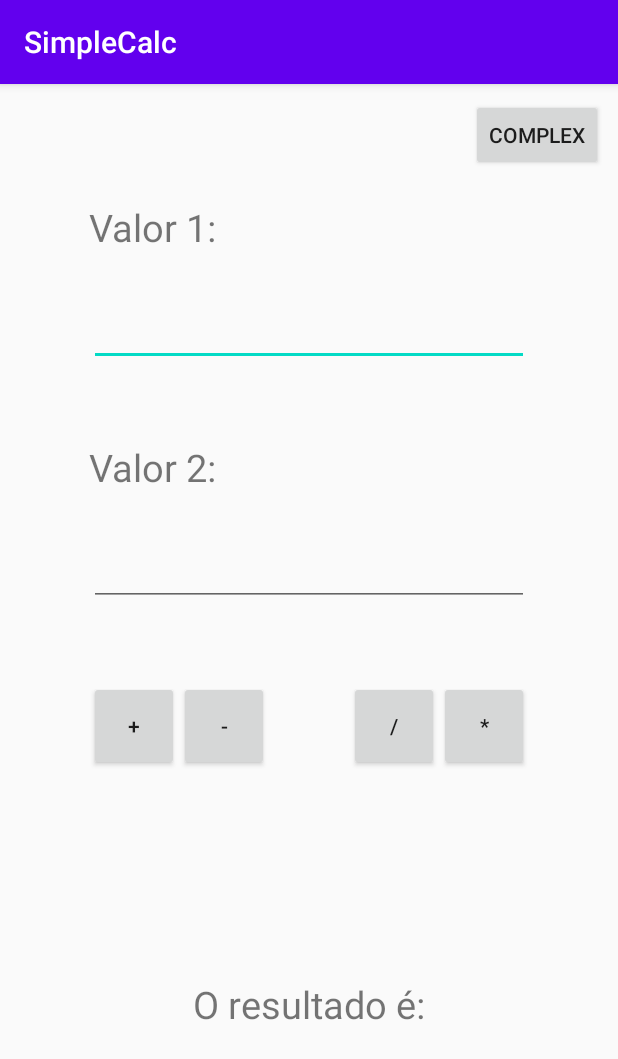
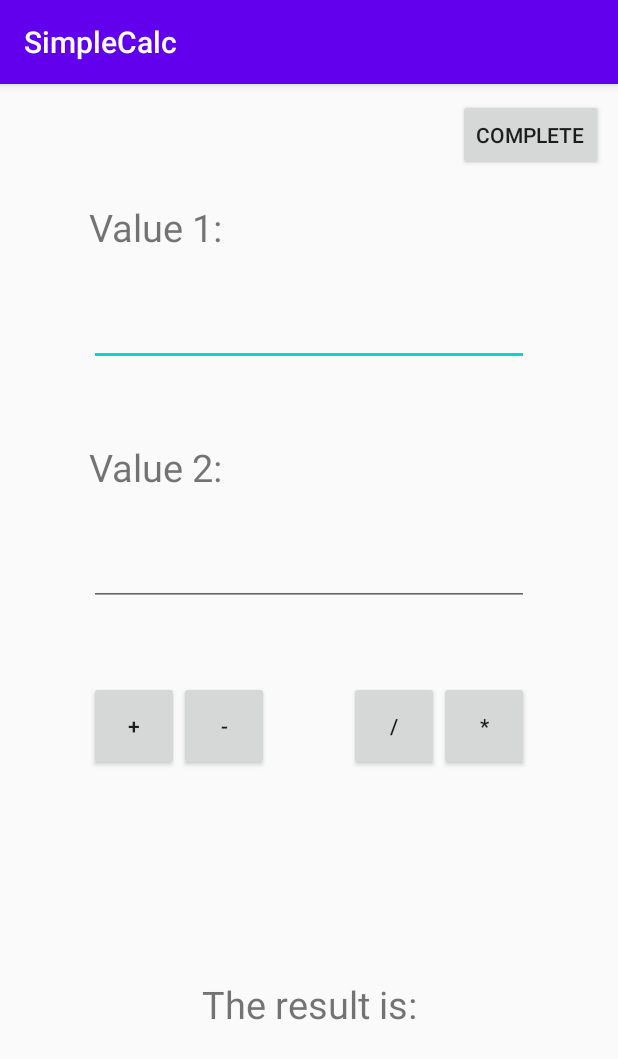
Before and after one commit to ThiagoPereiraUFV/Calculator-Android, an Android app: the screen it shows after launch (MainActivity), on a phone screen of 412 x 824 dp. Shown: the top 1059 px of the screen. Run offline under Robolectric (Android 15) with nearby library versions, the phone set to English and light mode, and no system bars.

Commit message:
Internationalizing app

```diff
--- a/app/src/main/res/layout/activity_complex_calc.xml
+++ b/app/src/main/res/layout/activity_complex_calc.xml
@@ -10,7 +10,7 @@
         android:id="@+id/changeCalc"
         android:layout_width="wrap_content"
         android:layout_height="wrap_content"
-        android:text="Simple"
+        android:text="@string/simpleCalc"
         android:tag="change"
         android:onClick="handleClick"
         app:layout_constraintTop_toTopOf="parent"
--- a/app/src/main/res/layout/activity_main.xml
+++ b/app/src/main/res/layout/activity_main.xml
@@ -10,7 +10,7 @@
         android:id="@+id/changeCalc"
         android:layout_width="wrap_content"
         android:layout_height="wrap_content"
-        android:text="Complex"
+        android:text="@string/completeCalc"
         android:tag="change"
         android:onClick="handleClick"
         app:layout_constraintTop_toTopOf="parent"
--- a/app/src/main/res/values/strings.xml
+++ b/app/src/main/res/values/strings.xml
@@ -1,7 +1,12 @@
 <resources>
-    <string name="app_name">Calculadora</string>
-    <string name="value1">Valor 1:</string>
-    <string name="value2">Valor 2:</string>
-    <string name="result">O resultado é:</string>
+    <string name="app_name">Calculator</string>
+    <string name="value1">Value 1:</string>
+    <string name="value2">Value 2:</string>
+    <string name="result">The result is:</string>
     <string name="backspace"><![CDATA[<<]]></string>
+    <string name="syntaxError">Syntax error!</string>
+    <string name="divisionByZero">Invalid division by zero!</string>
+    <string name="completeCalc">Complete</string>
+    <string name="simpleCalc">Simple</string>
+    <string name="fillFields">Fill both fields with numbers!</string>
 </resources>
```
Also changed, not shown: app/src/main/java/com/example/simplecalc/ComplexCalc.java (+8 -3 lines), app/src/main/java/com/example/simplecalc/MainActivity.java (+6 -6 lines), 3 other files.
